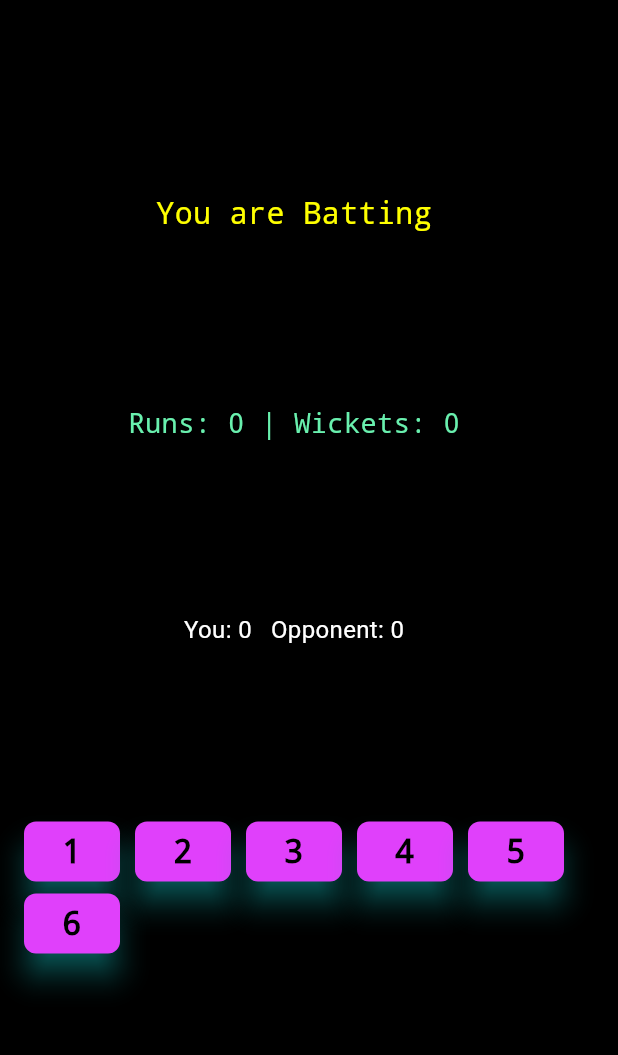
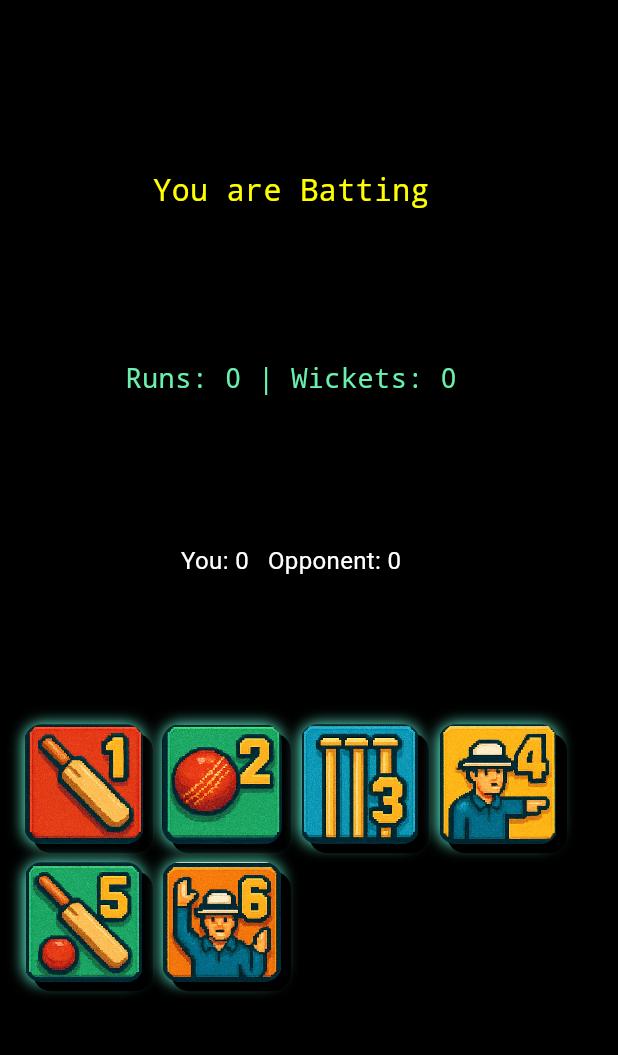
Before and after one commit to PR0D-G/Retro_Cricket, a Flutter app: the GameScreen screen opened directly, on a phone screen of 412 x 824 dp, the part 84-1139 px from its top. Run offline on Flutter 3.47's test engine with Material 3 defaults, Android fonts, the light colour scheme and no system bars.

Commit message:
day_2 progress

```diff
--- a/lib/screens/game_screen.dart
+++ b/lib/screens/game_screen.dart
@@ -65,14 +65,21 @@ class _GameScreenState extends State<GameScreen> {
       context: context,
       builder: (_) => AlertDialog(
         backgroundColor: Colors.black,
-        title: const Text("Innings Over!",
-            style: TextStyle(color: Colors.yellow, fontFamily: "monospace")),
-        content: Text("Target for opponent: $target",
-            style: const TextStyle(color: Colors.white)),
+        title: const Text(
+          "Innings Over!",
+          style: TextStyle(color: Colors.yellow, fontFamily: "monospace"),
+        ),
+        content: Text(
+          "Target for opponent: $target",
+          style: const TextStyle(color: Colors.white),
+        ),
         actions: [
           TextButton(
             onPressed: () => Navigator.pop(context),
-            child: const Text("OK", style: TextStyle(color: Colors.cyanAccent)),
+            child: const Text(
+              "OK",
+              style: TextStyle(color: Colors.cyanAccent),
+            ),
           )
         ],
       ),
@@ -96,10 +103,12 @@ class _GameScreenState extends State<GameScreen> {
       barrierDismissible: false,
       builder: (_) => AlertDialog(
         backgroundColor: Colors.black,
-        title: const Text("Game Over",
-            style: TextStyle(color: Colors.redAccent, fontFamily: "monospace")),
+        title: const Text(
+          "Game Over",
+          style: TextStyle(color: Colors.redAccent, fontFamily: "monospace"),
+        ),
         content: Text(
-          "Final Score: $runs/${wickets}\n\n$result",
+          "Final Score: $runs/$wickets\n\n$result",
           style: const TextStyle(color: Colors.white),
         ),
         actions: [
@@ -108,8 +117,10 @@ class _GameScreenState extends State<GameScreen> {
               Navigator.pop(context);
               Navigator.pop(context);
             },
-            child: const Text("Back to Menu",
-                style: TextStyle(color: Colors.greenAccent)),
+            child: const Text(
+              "Back to Menu",
+              style: TextStyle(color: Colors.greenAccent),
+            ),
           )
         ],
       ),
@@ -127,7 +138,8 @@ class _GameScreenState extends State<GameScreen> {
           style: TextStyle(
             fontFamily: "monospace",
             fontWeight: FontWeight.bold,
-              color: Colors.cyanAccent),
+            color: Colors.cyanAccent,
+          ),
         ),
         centerTitle: true,
       ),
@@ -141,46 +153,103 @@ class _GameScreenState extends State<GameScreen> {
               style: const TextStyle(
                 fontSize: 20,
                 color: Colors.yellowAccent,
-                  fontFamily: "monospace"),
+                fontFamily: "monospace",
+              ),
             ),
             Text(
               "Runs: $runs | Wickets: $wickets",
               style: const TextStyle(
                 fontSize: 18,
                 color: Colors.greenAccent,
-                  fontFamily: "monospace"),
+                fontFamily: "monospace",
+              ),
             ),
             Text(
               "You: $playerChoice   Opponent: $opponentChoice",
               style: const TextStyle(fontSize: 16, color: Colors.white),
             ),
+
+            // Retro Buttons (6)
             Wrap(
-              spacing: 10,
+              spacing: 12,
+              runSpacing: 12,
               children: List.generate(6, (i) {
-                return ElevatedButton(
-                  style: ElevatedButton.styleFrom(
-                    backgroundColor: Colors.purpleAccent,
-                    foregroundColor: Colors.black,
-                    shadowColor: Colors.cyanAccent,
-                    elevation: 8,
-                    shape: RoundedRectangleBorder(
-                        borderRadius: BorderRadius.circular(8)),
-                  ),
-                  onPressed: () => playTurn(i + 1),
-                  child: Text(
-                    "${i + 1}",
-                    style: const TextStyle(
-                      fontSize: 22,
-                      fontWeight: FontWeight.bold,
-                      fontFamily: "monospace",
-                    ),
-                  ),
+                return SpriteButton(
+                  index: i + 1,
+                  onTap: () => playTurn(i + 1),
                 );
               }),
-            )
+            ),
           ],
         ),
       ),
     );
   }
 }
+
+/// A button using your cropped retro images
+class SpriteButton extends StatefulWidget {
+  final int index; // 1–6
+  final VoidCallback onTap;
+
+  const SpriteButton({
+    super.key,
+    required this.index,
+    required this.onTap,
+  });
+
+  @override
+  State<SpriteButton> createState() => _SpriteButtonState();
+}
+
+class _SpriteButtonState extends State<SpriteButton> {
+  bool _pressed = false;
+
+  @override
+  Widget build(BuildContext context) {
+    return GestureDetector(
+      onTapDown: (_) => setState(() => _pressed = true),
+      onTapUp: (_) {
+        setState(() => _pressed = false);
+        widget.onTap();
+      },
+      onTapCancel: () => setState(() => _pressed = false),
+      child: AnimatedContainer(
+        duration: const Duration(milliseconds: 120),
+        transform: Matrix4.translationValues(0, _pressed ? 4 : 0, 0),
+        decoration: BoxDecoration(
+          borderRadius: BorderRadius.circular(12),
+          boxShadow: _pressed
+              ? [
+                  const BoxShadow(
+                    color: Colors.black87,
+                    offset: Offset(2, 2),
+                    blurRadius: 0,
+                  ),
+                ]
+              : [
+                  const BoxShadow(
+                    color: Colors.tealAccent,
+                    offset: Offset(0, 0),
+                    blurRadius: 8,
+                  ),
+                  const BoxShadow(
+                    color: Colors.black,
+                    offset: Offset(6, 6),
+                    blurRadius: 0,
+                  ),
+                ],
+        ),
+        child: ClipRRect(
+          borderRadius: BorderRadius.circular(12),
+          child: Image.asset(
+            "assets/btn${widget.index}.png", // your retro cropped buttons
+            width: 80,
+            height: 80,
+            filterQuality: FilterQuality.none, // keep retro crispness
+          ),
+        ),
+      ),
+    );
+  }
+}
```
Also changed, not shown: lib/widgets/retro_keyboard.dart (added, +50 -0 lines), pubspec.yaml (+8 -66 lines), assets/btn1.png (added), assets/btn2.png (added), assets/btn3.png (added), assets/btn4.png (added), assets/btn5.png (added), assets/btn6.png (added), 1 other file. Lines whose indentation alone changed are shown as unchanged.
